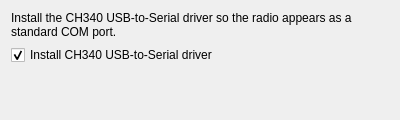
Old version of the form installer/source/packages/ch340driver/meta/drivercheck.ui in the repository NotchBrown/Industrial-Data-Radio-PLC-18SPR-Software.
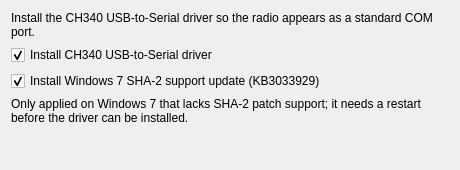
New version of the form.

Commit message: driver ui patch box

```diff
--- a/installer/source/packages/ch340driver/meta/drivercheck.ui
+++ b/installer/source/packages/ch340driver/meta/drivercheck.ui
@@ -9,8 +9,8 @@
    <rect>
     <x>0</x>
     <y>0</y>
-    <width>400</width>
-    <height>120</height>
+    <width>460</width>
+    <height>170</height>
    </rect>
   </property>
   <layout class="QVBoxLayout" name="verticalLayout">
@@ -34,6 +34,26 @@
      </property>
     </widget>
    </item>
+   <item>
+    <widget class="QCheckBox" name="checkPatchBox">
+     <property name="text">
+      <string>Install Windows 7 SHA-2 support update (KB3033929)</string>
+     </property>
+     <property name="checked">
+      <bool>true</bool>
+     </property>
+    </widget>
+   </item>
+   <item>
+    <widget class="QLabel" name="lblPatch">
+     <property name="text">
+      <string>Only applied on Windows 7 that lacks SHA-2 patch support; it needs a restart before the driver can be installed.</string>
+     </property>
+     <property name="wordWrap">
+      <bool>true</bool>
+     </property>
+    </widget>
+   </item>
    <item>
     <spacer name="verticalSpacer">
      <property name="orientation">
@@ -42,7 +62,7 @@
      <property name="sizeHint" stdset="0">
       <size>
        <width>20</width>
-       <height>40</height>
+       <height>20</height>
       </size>
      </property>
     </spacer>
```
Left out of the diff: 2 changed lines with no effect on the pictures.
